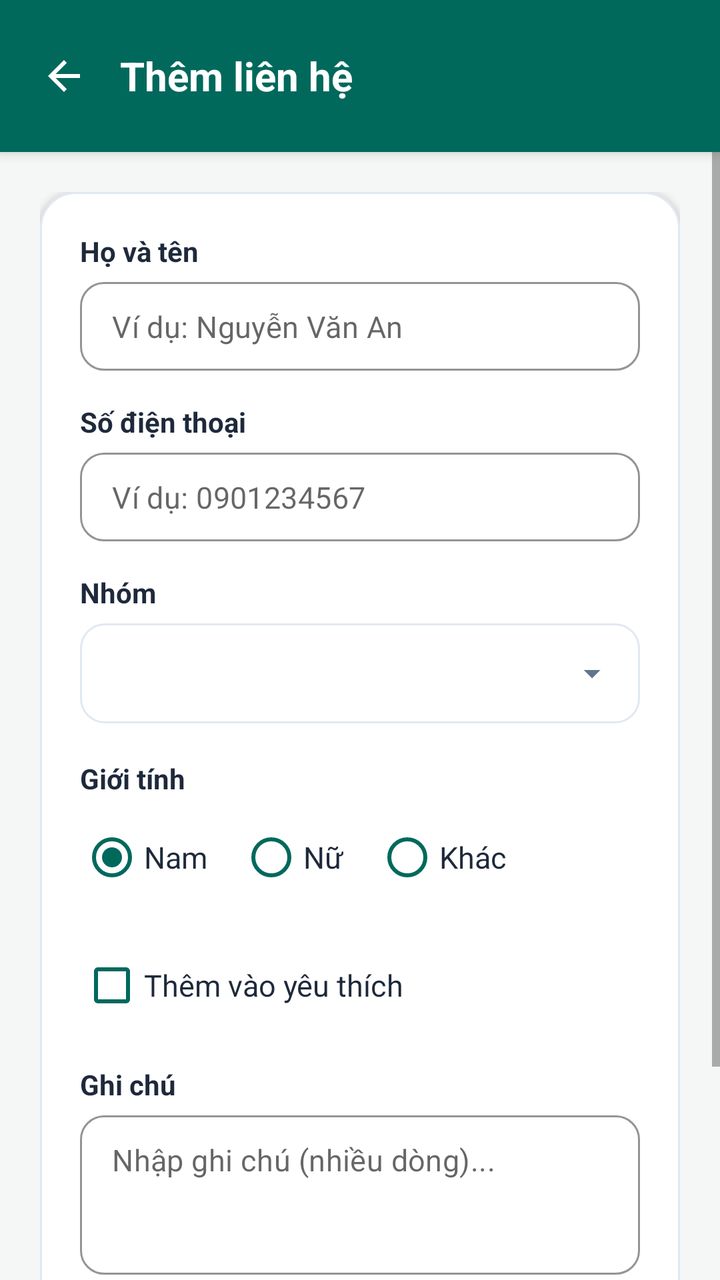
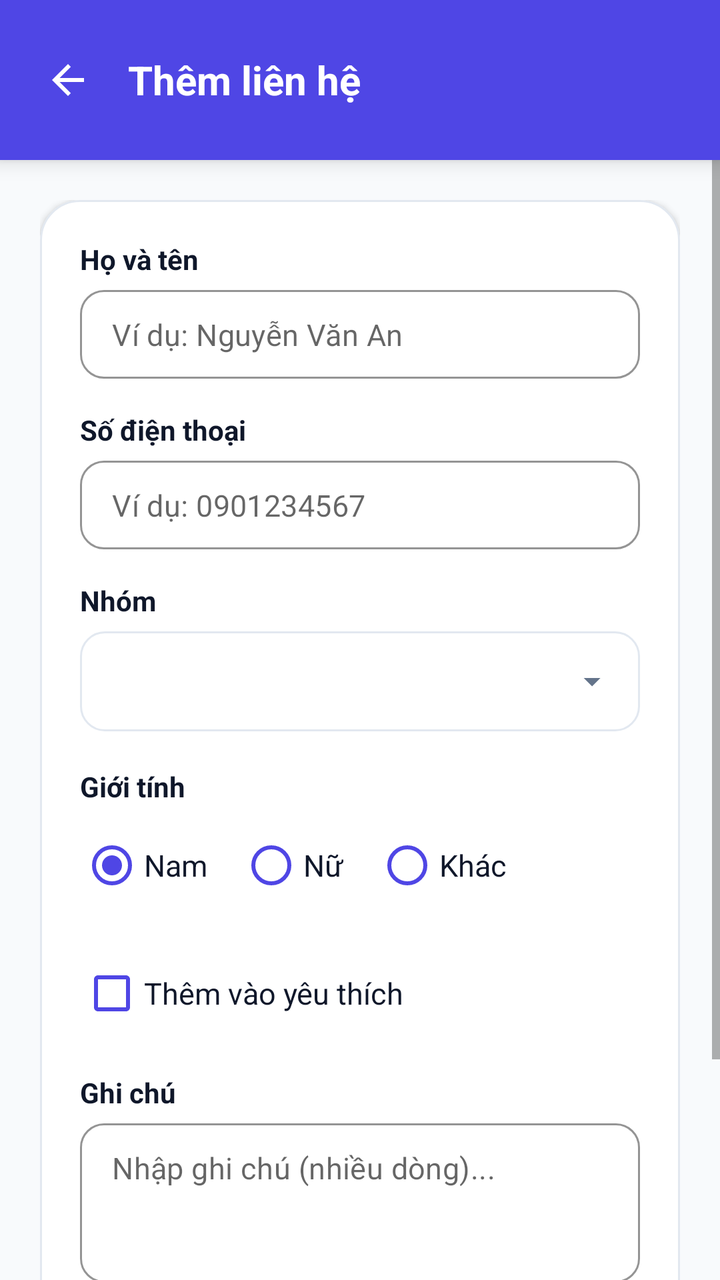

Two renders of the same Android screen: before a commit and after it. Below are the layout's source before the change and the commit's diff.
<!-- AndroidManifest.xml: application theme Theme.QuanLyDanhBa -->
<!-- res/layout/activity_add_contact.xml -->
<?xml version="1.0" encoding="utf-8"?>
<LinearLayout xmlns:android="http://schemas.android.com/apk/res/android"
    xmlns:app="http://schemas.android.com/apk/res-auto"
    xmlns:tools="http://schemas.android.com/tools"
    android:layout_width="match_parent"
    android:layout_height="match_parent"
    android:background="@color/window_background"
    android:orientation="vertical">

    
    <LinearLayout
        android:layout_width="match_parent"
        android:layout_height="wrap_content"
        android:background="@color/primary_teal"
        android:elevation="4dp"
        android:gravity="center_vertical"
        android:orientation="horizontal"
        android:paddingStart="8dp"
        android:paddingTop="14dp"
        android:paddingEnd="16dp"
        android:paddingBottom="14dp">

        <ImageButton
            android:id="@+id/btnBackAdd"
            android:layout_width="48dp"
            android:layout_height="48dp"
            android:background="?attr/selectableItemBackgroundBorderless"
            android:contentDescription="@string/btn_back"
            android:src="@drawable/ic_arrow_back"
            app:tint="@color/text_white" />

        <TextView
            android:id="@+id/tvAddContactTitle"
            android:layout_width="wrap_content"
            android:layout_height="wrap_content"
            android:layout_marginStart="4dp"
            android:text="@string/add_contact_title"
            android:textColor="@color/text_white"
            android:textSize="20sp"
            android:textStyle="bold" />
    </LinearLayout>

    <ScrollView
        android:layout_width="match_parent"
        android:layout_height="0dp"
        android:layout_weight="1"
        android:fillViewport="true">

        <LinearLayout
            android:layout_width="match_parent"
            android:layout_height="wrap_content"
            android:orientation="vertical"
            android:padding="20dp">

            
            <com.google.android.material.card.MaterialCardView
                android:layout_width="match_parent"
                android:layout_height="wrap_content"
                android:layout_marginBottom="24dp"
                app:cardBackgroundColor="@color/card_background"
                app:cardCornerRadius="18dp"
                app:cardElevation="2dp"
                app:strokeColor="@color/card_stroke"
                app:strokeWidth="1dp">

                <LinearLayout
                    android:layout_width="match_parent"
                    android:layout_height="wrap_content"
                    android:orientation="vertical"
                    android:padding="20dp">

                    
                    <TextView
                        android:layout_width="wrap_content"
                        android:layout_height="wrap_content"
                        android:layout_marginBottom="6dp"
                        android:text="@string/label_fullname"
                        android:textColor="@color/text_primary"
                        android:textSize="14sp"
                        android:textStyle="bold" />

                    <com.google.android.material.textfield.TextInputLayout
                        android:id="@+id/tilFullName"
                        style="@style/Widget.MaterialComponents.TextInputLayout.OutlinedBox"
                        android:layout_width="match_parent"
                        android:layout_height="wrap_content"
                        android:layout_marginBottom="16dp"
                        app:boxCornerRadiusBottomEnd="12dp"
                        app:boxCornerRadiusBottomStart="12dp"
                        app:boxCornerRadiusTopEnd="12dp"
                        app:boxCornerRadiusTopStart="12dp"
                        app:boxStrokeColor="@color/primary_teal"
                        app:hintEnabled="false">

                        <com.google.android.material.textfield.TextInputEditText
                            android:id="@+id/etFullName"
                            android:layout_width="match_parent"
                            android:layout_height="wrap_content"
                            android:hint="@string/hint_fullname"
                            android:inputType="textPersonName|textCapWords"
                            android:paddingTop="12dp"
                            android:paddingBottom="12dp"
                            android:textColor="@color/text_primary"
                            android:textSize="15sp" />
                    </com.google.android.material.textfield.TextInputLayout>

                    
                    <TextView
                        android:layout_width="wrap_content"
                        android:layout_height="wrap_content"
                        android:layout_marginBottom="6dp"
                        android:text="@string/label_phone"
                        android:textColor="@color/text_primary"
                        android:textSize="14sp"
                        android:textStyle="bold" />

                    <com.google.android.material.textfield.TextInputLayout
                        android:id="@+id/tilPhone"
                        style="@style/Widget.MaterialComponents.TextInputLayout.OutlinedBox"
                        android:layout_width="match_parent"
                        android:layout_height="wrap_content"
                        android:layout_marginBottom="16dp"
                        app:boxCornerRadiusBottomEnd="12dp"
                        app:boxCornerRadiusBottomStart="12dp"
                        app:boxCornerRadiusTopEnd="12dp"
                        app:boxCornerRadiusTopStart="12dp"
                        app:boxStrokeColor="@color/primary_teal"
                        app:hintEnabled="false">

                        <com.google.android.material.textfield.TextInputEditText
                            android:id="@+id/etPhone"
                            android:layout_width="match_parent"
                            android:layout_height="wrap_content"
                            android:hint="@string/hint_phone"
                            android:inputType="phone"
                            android:maxLength="10"
                            android:paddingTop="12dp"
                            android:paddingBottom="12dp"
                            android:textColor="@color/text_primary"
                            android:textSize="15sp" />
                    </com.google.android.material.textfield.TextInputLayout>

                    
                    <TextView
                        android:layout_width="wrap_content"
                        android:layout_height="wrap_content"
                        android:layout_marginBottom="6dp"
                        android:text="@string/label_group"
                        android:textColor="@color/text_primary"
                        android:textSize="14sp"
                        android:textStyle="bold" />

                    <Spinner
                        android:id="@+id/spGroup"
                        android:layout_width="match_parent"
                        android:layout_height="50dp"
                        android:layout_marginBottom="18dp"
                        android:background="@drawable/bg_spinner"
                        android:paddingStart="12dp"
                        android:paddingEnd="12dp" />

                    
                    <TextView
                        android:layout_width="wrap_content"
                        android:layout_height="wrap_content"
                        android:layout_marginBottom="6dp"
                        android:text="@string/label_gender"
                        android:textColor="@color/text_primary"
                        android:textSize="14sp"
                        android:textStyle="bold" />

                    <RadioGroup
                        android:id="@+id/rgGender"
                        android:layout_width="match_parent"
                        android:layout_height="wrap_content"
                        android:layout_marginBottom="16dp"
                        android:orientation="horizontal">

                        <RadioButton
                            android:id="@+id/rbMale"
                            android:layout_width="wrap_content"
                            android:layout_height="wrap_content"
                            android:layout_marginEnd="16dp"
                            android:buttonTint="@color/primary_teal"
                            android:checked="true"
                            android:text="@string/gender_male"
                            android:textColor="@color/text_primary"
                            android:textSize="15sp" />

                        <RadioButton
                            android:id="@+id/rbFemale"
                            android:layout_width="wrap_content"
                            android:layout_height="wrap_content"
                            android:layout_marginEnd="16dp"
                            android:buttonTint="@color/primary_teal"
                            android:text="@string/gender_female"
                            android:textColor="@color/text_primary"
                            android:textSize="15sp" />

                        <RadioButton
                            android:id="@+id/rbOther"
                            android:layout_width="wrap_content"
                            android:layout_height="wrap_content"
                            android:buttonTint="@color/primary_teal"
                            android:text="@string/gender_other"
                            android:textColor="@color/text_primary"
                            android:textSize="15sp" />
                    </RadioGroup>

                    
                    <CheckBox
                        android:id="@+id/cbFavorite"
                        android:layout_width="wrap_content"
                        android:layout_height="wrap_content"
                        android:layout_marginBottom="16dp"
                        android:buttonTint="@color/primary_teal"
                        android:text="@string/checkbox_favorite"
                        android:textColor="@color/text_primary"
                        android:textSize="15sp" />

                    
                    <TextView
                        android:layout_width="wrap_content"
                        android:layout_height="wrap_content"
                        android:layout_marginBottom="6dp"
                        android:text="@string/label_notes"
                        android:textColor="@color/text_primary"
                        android:textSize="14sp"
                        android:textStyle="bold" />

                    <com.google.android.material.textfield.TextInputLayout
                        android:id="@+id/tilNotes"
                        style="@style/Widget.MaterialComponents.TextInputLayout.OutlinedBox"
                        android:layout_width="match_parent"
                        android:layout_height="wrap_content"
                        app:boxCornerRadiusBottomEnd="12dp"
                        app:boxCornerRadiusBottomStart="12dp"
                        app:boxCornerRadiusTopEnd="12dp"
                        app:boxCornerRadiusTopStart="12dp"
                        app:boxStrokeColor="@color/primary_teal"
                        app:hintEnabled="false">

                        <com.google.android.material.textfield.TextInputEditText
                            android:id="@+id/etNotes"
                            android:layout_width="match_parent"
                            android:layout_height="wrap_content"
                            android:gravity="top|start"
                            android:hint="@string/hint_notes"
                            android:inputType="textMultiLine"
                            android:lines="4"
                            android:minLines="3"
                            android:paddingTop="12dp"
                            android:paddingBottom="12dp"
                            android:textColor="@color/text_primary"
                            android:textSize="15sp" />
                    </com.google.android.material.textfield.TextInputLayout>

                </LinearLayout>
            </com.google.android.material.card.MaterialCardView>

            
            <com.google.android.material.button.MaterialButton
                android:id="@+id/btnSaveContact"
                android:layout_width="match_parent"
                android:layout_height="54dp"
                android:layout_marginBottom="16dp"
                android:backgroundTint="@color/primary_teal"
                android:elevation="4dp"
                android:text="@string/btn_save_contact"
                android:textAllCaps="false"
                android:textColor="@color/text_white"
                android:textSize="16sp"
                android:textStyle="bold"
                app:cornerRadius="27dp" />

        </LinearLayout>
    </ScrollView>

</LinearLayout>
<!-- resources referenced by this layout -->
<resources>
  <color name="card_background">#FFFFFF</color>
  <color name="card_stroke">#E2E8F0</color>
  <color name="primary_teal">#00695C</color>
  <color name="text_primary">#1E293B</color>
  <color name="text_white">#FFFFFF</color>
  <color name="window_background">#F4F7F6</color>
  <!-- drawable bg_spinner (drawable) -->
  <?xml version="1.0" encoding="utf-8"?>
  <layer-list xmlns:android="http://schemas.android.com/apk/res/android">
      <item>
          <shape android:shape="rectangle">
              <stroke
                  android:width="1dp"
                  android:color="@color/card_stroke" />
              <solid android:color="@color/card_background" />
              <corners android:radius="12dp" />
          </shape>
      </item>
      <item
          android:gravity="center_vertical|end"
          android:right="14dp">
          <vector
              android:width="20dp"
              android:height="20dp"
              android:viewportWidth="24"
              android:viewportHeight="24">
              <path
                  android:fillColor="@color/text_secondary"
                  android:pathData="M7,10l5,5 5,-5z" />
          </vector>
      </item>
  </layer-list>
  <!-- drawable ic_arrow_back (drawable) -->
  <vector xmlns:android="http://schemas.android.com/apk/res/android"
      android:width="24dp"
      android:height="24dp"
      android:viewportWidth="24"
      android:viewportHeight="24"
      android:tint="@color/text_white">
    <path
        android:fillColor="@android:color/white"
        android:pathData="M20,11H7.83l5.59,-5.59L12,4l-8,8 8,8 1.41,-1.41L7.83,13H20v-2z"/>
  </vector>
  <string name="add_contact_title">Thêm liên hệ</string>
  <string name="btn_back">Quay lại</string>
  <string name="btn_save_contact">Lưu liên hệ</string>
  <string name="checkbox_favorite">Thêm vào yêu thích</string>
  <string name="gender_female">Nữ</string>
  <string name="gender_male">Nam</string>
  <string name="gender_other">Khác</string>
  <string name="hint_fullname">Ví dụ: Nguyễn Văn An</string>
  <string name="hint_notes">Nhập ghi chú (nhiều dòng)...</string>
  <string name="hint_phone">Ví dụ: 0901234567</string>
  <string name="label_fullname">Họ và tên</string>
  <string name="label_gender">Giới tính</string>
  <string name="label_group">Nhóm</string>
  <string name="label_notes">Ghi chú</string>
  <string name="label_phone">Số điện thoại</string>
  <style name="Theme.QuanLyDanhBa" parent="Theme.MaterialComponents.DayNight.NoActionBar">
          
          <item name="colorPrimary">@color/primary_teal</item>
          <item name="colorPrimaryVariant">@color/primary_teal_dark</item>
          <item name="colorOnPrimary">@color/text_white</item>
          
          <item name="colorSecondary">@color/primary_teal_medium</item>
          <item name="colorSecondaryVariant">@color/primary_teal_dark</item>
          <item name="colorOnSecondary">@color/text_white</item>
          
          <item name="android:statusBarColor">@color/primary_teal_dark</item>
          <item name="android:windowLightStatusBar">false</item>
          <item name="android:windowBackground">@color/window_background</item>
      </style>
  <color name="text_secondary">#64748B</color>
  <color name="primary_teal_dark">#004D40</color>
  <color name="primary_teal_medium">#00897B</color>
</resources>

<!-- the commit's change to res/layout/activity_add_contact.xml (unified diff, before → after) -->
@@ -11,14 +11,14 @@
     <LinearLayout
         android:layout_width="match_parent"
         android:layout_height="wrap_content"
-        android:background="@color/primary_teal"
-        android:elevation="4dp"
+        android:background="@color/primary_brand"
+        android:elevation="6dp"
         android:gravity="center_vertical"
         android:orientation="horizontal"
-        android:paddingStart="8dp"
-        android:paddingTop="14dp"
+        android:paddingStart="10dp"
+        android:paddingTop="16dp"
         android:paddingEnd="16dp"
-        android:paddingBottom="14dp">
+        android:paddingBottom="16dp">
 
         <ImageButton
             android:id="@+id/btnBackAdd"
@@ -33,7 +33,7 @@
             android:id="@+id/tvAddContactTitle"
             android:layout_width="wrap_content"
             android:layout_height="wrap_content"
-            android:layout_marginStart="4dp"
+            android:layout_marginStart="6dp"
             android:text="@string/add_contact_title"
             android:textColor="@color/text_white"
             android:textSize="20sp"
@@ -58,7 +58,7 @@
                 android:layout_height="wrap_content"
                 android:layout_marginBottom="24dp"
                 app:cardBackgroundColor="@color/card_background"
-                app:cardCornerRadius="18dp"
+                app:cardCornerRadius="20dp"
                 app:cardElevation="2dp"
                 app:strokeColor="@color/card_stroke"
                 app:strokeWidth="1dp">
@@ -89,7 +89,7 @@
                         app:boxCornerRadiusBottomStart="12dp"
                         app:boxCornerRadiusTopEnd="12dp"
                         app:boxCornerRadiusTopStart="12dp"
-                        app:boxStrokeColor="@color/primary_teal"
+                        app:boxStrokeColor="@color/primary_brand"
                         app:hintEnabled="false">
 
                         <com.google.android.material.textfield.TextInputEditText
@@ -124,7 +124,7 @@
                         app:boxCornerRadiusBottomStart="12dp"
                         app:boxCornerRadiusTopEnd="12dp"
                         app:boxCornerRadiusTopStart="12dp"
-                        app:boxStrokeColor="@color/primary_teal"
+                        app:boxStrokeColor="@color/primary_brand"
                         app:hintEnabled="false">
 
                         <com.google.android.material.textfield.TextInputEditText
@@ -156,8 +156,8 @@
                         android:layout_height="50dp"
                         android:layout_marginBottom="18dp"
                         android:background="@drawable/bg_spinner"
-                        android:paddingStart="12dp"
-                        android:paddingEnd="12dp" />
+                        android:paddingStart="14dp"
+                        android:paddingEnd="14dp" />
 
                     
                     <TextView
@@ -181,7 +181,7 @@
                             android:layout_width="wrap_content"
                             android:layout_height="wrap_content"
                             android:layout_marginEnd="16dp"
-                            android:buttonTint="@color/primary_teal"
+                            android:buttonTint="@color/primary_brand"
                             android:checked="true"
                             android:text="@string/gender_male"
                             android:textColor="@color/text_primary"
@@ -192,7 +192,7 @@
                             android:layout_width="wrap_content"
                             android:layout_height="wrap_content"
                             android:layout_marginEnd="16dp"
-                            android:buttonTint="@color/primary_teal"
+                            android:buttonTint="@color/primary_brand"
                             android:text="@string/gender_female"
                             android:textColor="@color/text_primary"
                             android:textSize="15sp" />
@@ -201,7 +201,7 @@
                             android:id="@+id/rbOther"
                             android:layout_width="wrap_content"
                             android:layout_height="wrap_content"
-                            android:buttonTint="@color/primary_teal"
+                            android:buttonTint="@color/primary_brand"
                             android:text="@string/gender_other"
                             android:textColor="@color/text_primary"
                             android:textSize="15sp" />
@@ -213,7 +213,7 @@
                         android:layout_width="wrap_content"
                         android:layout_height="wrap_content"
                         android:layout_marginBottom="16dp"
-                        android:buttonTint="@color/primary_teal"
+                        android:buttonTint="@color/primary_brand"
                         android:text="@string/checkbox_favorite"
                         android:textColor="@color/text_primary"
                         android:textSize="15sp" />
@@ -237,7 +237,7 @@
                         app:boxCornerRadiusBottomStart="12dp"
                         app:boxCornerRadiusTopEnd="12dp"
                         app:boxCornerRadiusTopStart="12dp"
-                        app:boxStrokeColor="@color/primary_teal"
+                        app:boxStrokeColor="@color/primary_brand"
                         app:hintEnabled="false">
 
                         <com.google.android.material.textfield.TextInputEditText
@@ -262,16 +262,16 @@
             <com.google.android.material.button.MaterialButton
                 android:id="@+id/btnSaveContact"
                 android:layout_width="match_parent"
-                android:layout_height="54dp"
+                android:layout_height="56dp"
                 android:layout_marginBottom="16dp"
-                android:backgroundTint="@color/primary_teal"
+                android:backgroundTint="@color/primary_brand"
                 android:elevation="4dp"
                 android:text="@string/btn_save_contact"
                 android:textAllCaps="false"
                 android:textColor="@color/text_white"
                 android:textSize="16sp"
                 android:textStyle="bold"
-                app:cornerRadius="27dp" />
+                app:cornerRadius="28dp" />
 
         </LinearLayout>
     </ScrollView>
<!-- resource entries referenced after the edit -->
@@ -2,10 +2,10 @@
 <resources>
   <color name="card_background">#FFFFFF</color>
   <color name="card_stroke">#E2E8F0</color>
-  <color name="primary_teal">#00695C</color>
-  <color name="text_primary">#1E293B</color>
+  <color name="primary_brand">#4F46E5</color>
+  <color name="text_primary">#0F172A</color>
   <color name="text_white">#FFFFFF</color>
-  <color name="window_background">#F4F7F6</color>
+  <color name="window_background">#F8FAFC</color>
   <!-- drawable bg_spinner (drawable) -->
   <?xml version="1.0" encoding="utf-8"?>
   <layer-list xmlns:android="http://schemas.android.com/apk/res/android">
@@ -60,20 +60,22 @@
   <string name="label_phone">Số điện thoại</string>
   <style name="Theme.QuanLyDanhBa" parent="Theme.MaterialComponents.DayNight.NoActionBar">
           
-          <item name="colorPrimary">@color/primary_teal</item>
-          <item name="colorPrimaryVariant">@color/primary_teal_dark</item>
+          <item name="colorPrimary">@color/primary_brand</item>
+          <item name="colorPrimaryVariant">@color/primary_brand_dark</item>
           <item name="colorOnPrimary">@color/text_white</item>
+  
           
-          <item name="colorSecondary">@color/primary_teal_medium</item>
-          <item name="colorSecondaryVariant">@color/primary_teal_dark</item>
+          <item name="colorSecondary">@color/purple_600</item>
+          <item name="colorSecondaryVariant">@color/primary_brand_dark</item>
           <item name="colorOnSecondary">@color/text_white</item>
+  
           
-          <item name="android:statusBarColor">@color/primary_teal_dark</item>
+          <item name="android:statusBarColor">@color/primary_brand_dark</item>
           <item name="android:windowLightStatusBar">false</item>
           <item name="android:windowBackground">@color/window_background</item>
       </style>
   <color name="text_secondary">#64748B</color>
-  <color name="primary_teal_dark">#004D40</color>
-  <color name="primary_teal_medium">#00897B</color>
+  <color name="primary_brand_dark">#3730A3</color>
+  <color name="purple_600">#7C3AED</color>
 </resources>
 
